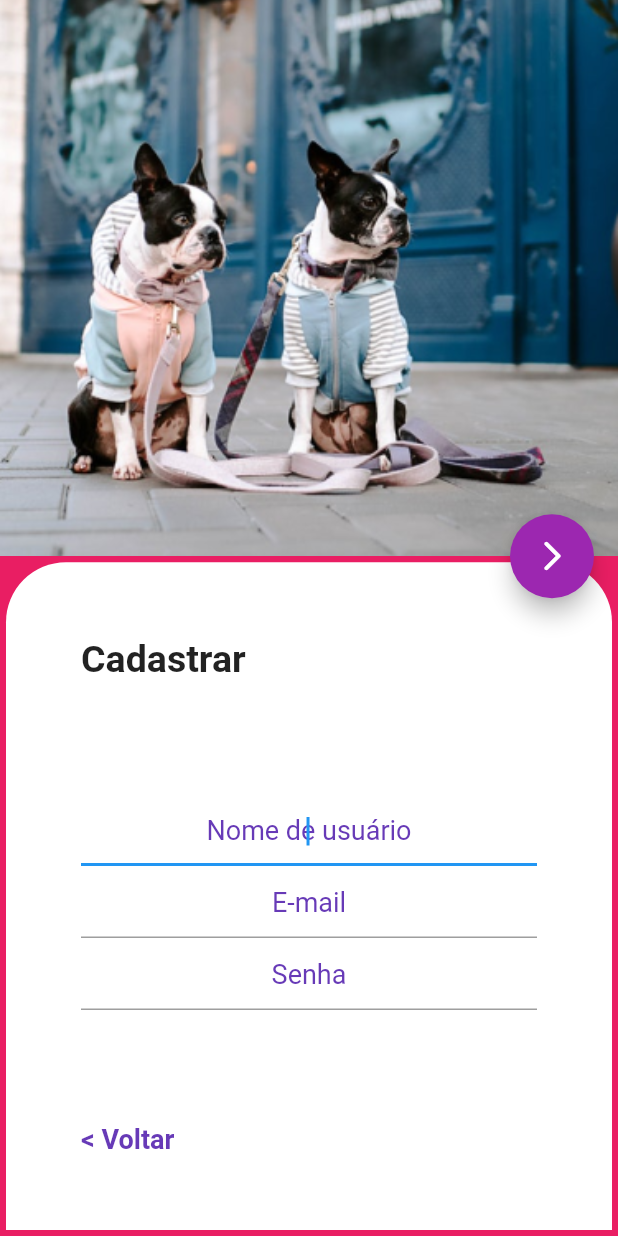
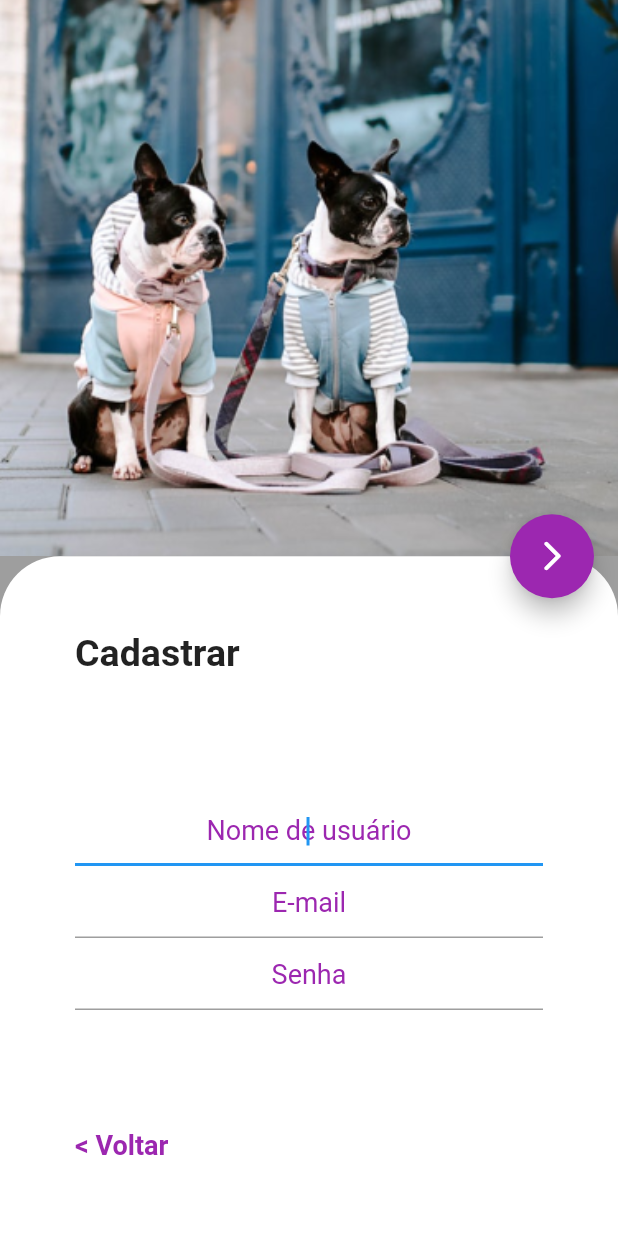
Before and after one commit to projetoIII/LegendaryApp, a Flutter app: the CadastrarPageView screen opened by its route, on a phone screen of 412 x 824 dp. Run offline on Flutter 3.47's test engine with Material 2 defaults, Android fonts, the phone set to English and light mode, and no system bars; our stand-ins replace flutter_signin_button.

Commit message:
correção na margem do containers

```diff
--- a/legendary_app/lib/Cadastrar.dart
+++ b/legendary_app/lib/Cadastrar.dart
@@ -14,7 +14,7 @@ class _CadastrarPageViewState extends State<CadastrarPageView> {
   @override
   Widget build(BuildContext context) {
     return Scaffold(
-      backgroundColor: Colors.pink,
+      backgroundColor: Colors.grey,
       body: Container(
         decoration: new BoxDecoration(
           image: new DecorationImage(
@@ -40,7 +40,7 @@ class _CadastrarPageViewState extends State<CadastrarPageView> {
           ),
         ),
         child: Container(
-          margin: EdgeInsets.all(4.0),
+          // margin: EdgeInsets.all(4.0),
           alignment: Alignment.bottomCenter,
           decoration: new BoxDecoration(
               color: Colors.white,
@@ -69,8 +69,8 @@ class _CadastrarPageViewState extends State<CadastrarPageView> {
                     textAlign: TextAlign.center,
                     decoration: InputDecoration(
                         hintText: 'Nome de usuário',
-                        hintStyle: TextStyle( fontSize: 18.0,color: Colors.deepPurple),
-                        labelStyle: TextStyle(color: Colors.deepPurple)
+                        hintStyle: TextStyle( fontSize: 18.0,color: Colors.purple),
+                        labelStyle: TextStyle(color: Colors.purple)
                     )
                 ),
                 TextFormField(
@@ -79,8 +79,8 @@ class _CadastrarPageViewState extends State<CadastrarPageView> {
                     textAlign: TextAlign.center,
                     decoration: InputDecoration(
                         hintText: 'E-mail',
-                        hintStyle: TextStyle(fontSize: 18.0, color: Colors.deepPurple),
-                        labelStyle: TextStyle(color: Colors.deepPurple)
+                        hintStyle: TextStyle(fontSize: 18.0, color: Colors.purple),
+                        labelStyle: TextStyle(color: Colors.purple)
                     )
                 ),
                 TextFormField(
@@ -89,8 +89,8 @@ class _CadastrarPageViewState extends State<CadastrarPageView> {
                     textAlign: TextAlign.center,
                     decoration: InputDecoration(
                         hintText: 'Senha',
-                        hintStyle: TextStyle(fontSize: 18.0, color: Colors.deepPurple),
-                        labelStyle: TextStyle(color: Colors.deepPurple)
+                        hintStyle: TextStyle(fontSize: 18.0, color: Colors.purple),
+                        labelStyle: TextStyle(color: Colors.purple)
                     )
                 ),
                 new Expanded(
@@ -100,7 +100,7 @@ class _CadastrarPageViewState extends State<CadastrarPageView> {
                   child: new Text(
                     '< Voltar',
                     textAlign: TextAlign.left,
-                    style: TextStyle(fontSize: 18.0, fontWeight: FontWeight.bold, color: Colors.deepPurple),
+                    style: TextStyle(fontSize: 18.0, fontWeight: FontWeight.bold, color: Colors.purple),
                   ),
                   onTap: () {
                     print('voltar');
@@ -109,16 +109,10 @@ class _CadastrarPageViewState extends State<CadastrarPageView> {
                   },
                 ),
               ],
-
             ),
           ),
         ),
       ),
       floatingActionButtonLocation: FloatingActionButtonLocation.endDocked,);
-
-
-
   }
-
-
 }
--- a/legendary_app/lib/Home.dart
+++ b/legendary_app/lib/Home.dart
@@ -14,7 +14,7 @@ class _HomePageViewState extends State<HomePageView> {
           title: Text("Home"),
         ),
         body: Center(
-          child: Text("Página modelo para Rotas")
+            child: Text("Página modelo para Rotas")
         )
     );
   }
--- a/legendary_app/lib/RouteGenerator.dart
+++ b/legendary_app/lib/RouteGenerator.dart
@@ -20,7 +20,7 @@ class RouteGenerator {
     switch(settings.name){
       case ROTA_HOME:
         return MaterialPageRoute(
-            builder: (_) => CadastrarPageView()
+            builder: (_) => HomePageView()
         );
       case ROTA_ENTRADA:
         return MaterialPageRoute(
@@ -32,7 +32,7 @@ class RouteGenerator {
         );
       default:
         return MaterialPageRoute(
-            builder: (_) => CadastrarPageView()
+            builder: (_) => HomePageView()
         );
     }
 
--- a/legendary_app/lib/main.dart
+++ b/legendary_app/lib/main.dart
@@ -1,12 +1,14 @@
 import 'package:flutter/material.dart';
 import 'package:legendary_app/Home.dart';
+import 'Cadastrar.dart';
+import 'Entrar.dart';
 import 'RouteGenerator.dart';
 
 void main() {
   runApp(MaterialApp(
       home: HomePageView(),
       theme: ThemeData(
-          primaryColor: Colors.deepPurple
+          primaryColor: Colors.purple
       ),
       initialRoute: "/",
       onGenerateRoute: RouteGenerator.generateRoute,
```
Also changed, not shown: legendary_app/lib/Entrar.dart (+6 -15 lines).
